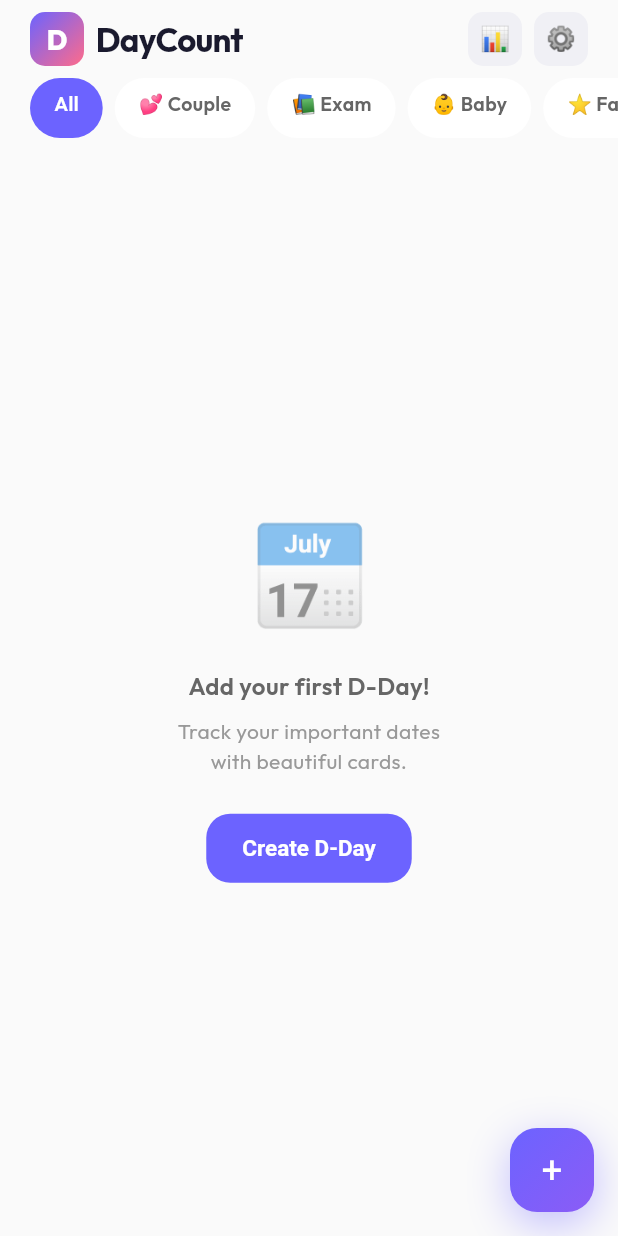
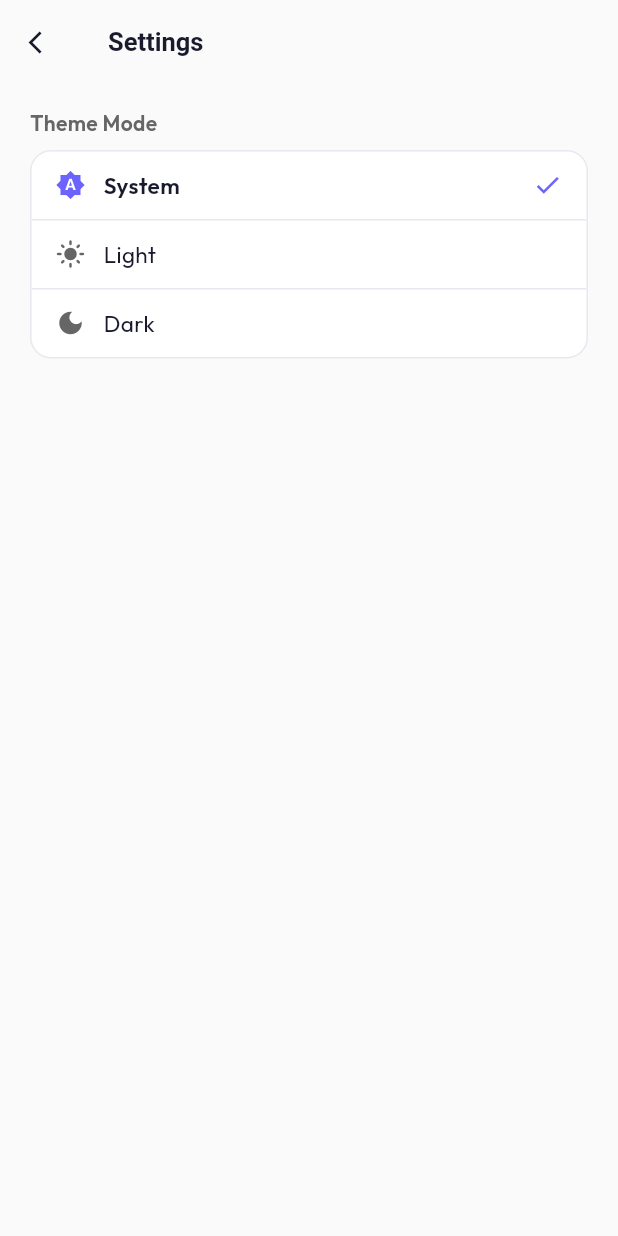
Before and after one commit to JayPark-8012/DayCount, a Flutter app: the HomeScreen screen opened directly, after a tap on an icon or button, on a phone screen of 412 x 824 dp. Run offline on Flutter 3.47's test engine with Material 3 defaults, Android fonts, the phone set to English and light mode, and no system bars; our stand-ins replace emoji_picker_flutter, flutter_riverpod, google_fonts, sqflite, sqflite_common_ffi_web; accounts and stored records are empty.

```diff
--- a/lib/features/home/home_screen.dart
+++ b/lib/features/home/home_screen.dart
@@ -8,6 +8,7 @@ import '../../providers/filter_providers.dart';
 import 'widgets/dday_card.dart';
 import 'widgets/empty_state.dart';
 import '../dday_form/form_screen.dart';
+import '../settings/settings_screen.dart';
 import 'widgets/filter_chips.dart';
 
 class HomeScreen extends ConsumerWidget {
@@ -80,9 +81,7 @@ class HomeScreen extends ConsumerWidget {
                   _AppBarIconButton(
                     icon: '\u{2699}\u{FE0F}',
                     isDark: isDark,
-                    onTap: () {
-                      // TODO(T-settings): Navigate to settings
-                    },
+                    onTap: () => _navigateToSettings(context),
                   ),
                 ],
               ),
@@ -180,6 +179,13 @@ class HomeScreen extends ConsumerWidget {
     );
   }
 
+  void _navigateToSettings(BuildContext context) {
+    Navigator.push(
+      context,
+      MaterialPageRoute(builder: (_) => const SettingsScreen()),
+    );
+  }
+
   void _navigateToDetail(BuildContext context, int ddayId) {
     // TODO(T-detail): Navigate to DDay detail screen
   }
--- a/lib/features/home/widgets/dday_card.dart
+++ b/lib/features/home/widgets/dday_card.dart
@@ -147,7 +147,7 @@ class _DdayCardState extends State<DdayCard>
                             style: TextStyle(
                               fontSize: 36,
                               fontWeight: FontWeight.w800,
-                              color: theme.textColor,
+                              color: theme.accentColor,
                               letterSpacing: -1.0,
                               height: 1.0,
                             ),
--- /dev/null
+++ b/lib/features/settings/settings_screen.dart
@@ -0,0 +1,208 @@
+import 'package:flutter/material.dart';
+import 'package:flutter_riverpod/flutter_riverpod.dart';
+
+import '../../core/constants/app_colors.dart';
+import '../../core/constants/app_config.dart';
+import '../../l10n/app_localizations.dart';
+import '../../providers/settings_providers.dart';
+
+class SettingsScreen extends ConsumerWidget {
+  const SettingsScreen({super.key});
+
+  @override
+  Widget build(BuildContext context, WidgetRef ref) {
+    final l10n = AppLocalizations.of(context)!;
+    final isDark = Theme.of(context).brightness == Brightness.dark;
+    final themeModeAsync = ref.watch(themeModeProvider);
+    final currentMode = themeModeAsync.valueOrNull ?? ThemeMode.system;
+
+    return Scaffold(
+      backgroundColor:
+          isDark ? AppColors.backgroundDark : AppColors.backgroundLight,
+      appBar: AppBar(
+        backgroundColor: Colors.transparent,
+        elevation: 0,
+        scrolledUnderElevation: 0,
+        leading: IconButton(
+          icon: Icon(
+            Icons.arrow_back_ios,
+            size: 18,
+            color: isDark
+                ? AppColors.textPrimaryDark
+                : AppColors.textPrimaryLight,
+          ),
+          onPressed: () => Navigator.pop(context),
+        ),
+        title: Text(
+          l10n.settings_title,
+          style: TextStyle(
+            fontSize: 17,
+            fontWeight: FontWeight.w700,
+            color: isDark
+                ? AppColors.textPrimaryDark
+                : AppColors.textPrimaryLight,
+          ),
+        ),
+        centerTitle: false,
+      ),
+      body: ListView(
+        padding: const EdgeInsets.symmetric(
+          horizontal: AppConfig.xl,
+          vertical: AppConfig.lg,
+        ),
+        children: [
+          // Theme mode section
+          _SectionLabel(
+            text: l10n.settings_themeMode,
+            isDark: isDark,
+          ),
+          const SizedBox(height: AppConfig.sm),
+          _ThemeModeSelector(
+            currentMode: currentMode,
+            isDark: isDark,
+            l10n: l10n,
+            onChanged: (mode) {
+              ref.read(themeModeProvider.notifier).setThemeMode(mode);
+            },
+          ),
+        ],
+      ),
+    );
+  }
+}
+
+class _SectionLabel extends StatelessWidget {
+  final String text;
+  final bool isDark;
+
+  const _SectionLabel({required this.text, required this.isDark});
+
+  @override
+  Widget build(BuildContext context) {
+    return Text(
+      text,
+      style: TextStyle(
+        fontSize: 14,
+        fontWeight: FontWeight.w600,
+        color: isDark
+            ? AppColors.textSecondaryDark
+            : AppColors.textSecondaryLight,
+      ),
+    );
+  }
+}
+
+class _ThemeModeSelector extends StatelessWidget {
+  final ThemeMode currentMode;
+  final bool isDark;
+  final AppLocalizations l10n;
+  final ValueChanged<ThemeMode> onChanged;
+
+  const _ThemeModeSelector({
+    required this.currentMode,
+    required this.isDark,
+    required this.l10n,
+    required this.onChanged,
+  });
+
+  @override
+  Widget build(BuildContext context) {
+    final options = [
+      (ThemeMode.system, l10n.settings_themeModeSystem, Icons.brightness_auto),
+      (ThemeMode.light, l10n.settings_themeModeLight, Icons.light_mode),
+      (ThemeMode.dark, l10n.settings_themeModeDark, Icons.dark_mode),
+    ];
+
+    return Container(
+      decoration: BoxDecoration(
+        color: isDark ? AppColors.surfaceDark : AppColors.surfaceLight,
+        borderRadius: BorderRadius.circular(AppConfig.milestoneCardRadius),
+        border: Border.all(
+          color: isDark ? AppColors.dividerDark : AppColors.dividerLight,
+        ),
+      ),
+      child: Column(
+        children: [
+          for (var i = 0; i < options.length; i++) ...[
+            if (i > 0)
+              Divider(
+                height: 1,
+                color: isDark ? AppColors.dividerDark : AppColors.dividerLight,
+              ),
+            _ThemeModeOption(
+              mode: options[i].$1,
+              label: options[i].$2,
+              icon: options[i].$3,
+              isSelected: currentMode == options[i].$1,
+              isDark: isDark,
+              onTap: () => onChanged(options[i].$1),
+            ),
+          ],
+        ],
+      ),
+    );
+  }
+}
+
+class _ThemeModeOption extends StatelessWidget {
+  final ThemeMode mode;
+  final String label;
+  final IconData icon;
+  final bool isSelected;
+  final bool isDark;
+  final VoidCallback onTap;
+
+  const _ThemeModeOption({
+    required this.mode,
+    required this.label,
+    required this.icon,
+    required this.isSelected,
+    required this.isDark,
+    required this.onTap,
+  });
+
+  @override
+  Widget build(BuildContext context) {
+    return InkWell(
+      onTap: onTap,
+      child: Padding(
+        padding: const EdgeInsets.symmetric(
+          horizontal: AppConfig.lg,
+          vertical: AppConfig.md,
+        ),
+        child: Row(
+          children: [
+            Icon(
+              icon,
+              size: 20,
+              color: isSelected
+                  ? AppColors.primaryColor
+                  : isDark
+                      ? AppColors.textSecondaryDark
+                      : AppColors.textSecondaryLight,
+            ),
+            const SizedBox(width: AppConfig.md),
+            Expanded(
+              child: Text(
+                label,
+                style: TextStyle(
+                  fontSize: 15,
+                  fontWeight: isSelected ? FontWeight.w600 : FontWeight.w400,
+                  color: isDark
+                      ? AppColors.textPrimaryDark
+                      : AppColors.textPrimaryLight,
+                ),
+              ),
+            ),
+            if (isSelected)
+              const Icon(
+                Icons.check,
+                size: 20,
+                color: AppColors.primaryColor,
+              ),
+          ],
+        ),
+      ),
+    );
+  }
+}
--- a/lib/l10n/app_en.arb
+++ b/lib/l10n/app_en.arb
@@ -58,5 +58,11 @@
   "onboarding_desc3": "See all your D-Days and\nmilestones at a glance",
   "onboarding_next": "Next",
   "onboarding_getStarted": "Get Started",
-  "onboarding_skip": "Skip"
+  "onboarding_skip": "Skip",
+
+  "settings_title": "Settings",
+  "settings_themeMode": "Theme Mode",
+  "settings_themeModeSystem": "System",
+  "settings_themeModeLight": "Light",
+  "settings_themeModeDark": "Dark"
 }
--- a/lib/l10n/app_ko.arb
+++ b/lib/l10n/app_ko.arb
@@ -58,5 +58,11 @@
   "onboarding_desc3": "모든 D-Day와 마일스톤을\n한눈에 확인하세요",
   "onboarding_next": "다음",
   "onboarding_getStarted": "시작하기",
-  "onboarding_skip": "건너뛰기"
+  "onboarding_skip": "건너뛰기",
+
+  "settings_title": "설정",
+  "settings_themeMode": "테마 모드",
+  "settings_themeModeSystem": "시스템",
+  "settings_themeModeLight": "라이트",
+  "settings_themeModeDark": "다크"
 }
--- a/lib/l10n/app_localizations.dart
+++ b/lib/l10n/app_localizations.dart
@@ -373,6 +373,36 @@ abstract class AppLocalizations {
   /// In en, this message translates to:
   /// **'Skip'**
   String get onboarding_skip;
+
+  /// No description provided for @settings_title.
+  ///
+  /// In en, this message translates to:
+  /// **'Settings'**
+  String get settings_title;
+
+  /// No description provided for @settings_themeMode.
+  ///
+  /// In en, this message translates to:
+  /// **'Theme Mode'**
+  String get settings_themeMode;
+
+  /// No description provided for @settings_themeModeSystem.
+  ///
+  /// In en, this message translates to:
+  /// **'System'**
+  String get settings_themeModeSystem;
+
+  /// No description provided for @settings_themeModeLight.
+  ///
+  /// In en, this message translates to:
+  /// **'Light'**
+  String get settings_themeModeLight;
+
+  /// No description provided for @settings_themeModeDark.
+  ///
+  /// In en, this message translates to:
+  /// **'Dark'**
+  String get settings_themeModeDark;
 }
 
 class _AppLocalizationsDelegate
--- a/lib/l10n/app_localizations_en.dart
+++ b/lib/l10n/app_localizations_en.dart
@@ -153,4 +153,19 @@ class AppLocalizationsEn extends AppLocalizations {
 
   @override
   String get onboarding_skip => 'Skip';
+
+  @override
+  String get settings_title => 'Settings';
+
+  @override
+  String get settings_themeMode => 'Theme Mode';
+
+  @override
+  String get settings_themeModeSystem => 'System';
+
+  @override
+  String get settings_themeModeLight => 'Light';
+
+  @override
+  String get settings_themeModeDark => 'Dark';
 }
--- a/lib/l10n/app_localizations_ko.dart
+++ b/lib/l10n/app_localizations_ko.dart
@@ -149,4 +149,19 @@ class AppLocalizationsKo extends AppLocalizations {
 
   @override
   String get onboarding_skip => '건너뛰기';
+
+  @override
+  String get settings_title => '설정';
+
+  @override
+  String get settings_themeMode => '테마 모드';
+
+  @override
+  String get settings_themeModeSystem => '시스템';
+
+  @override
+  String get settings_themeModeLight => '라이트';
+
+  @override
+  String get settings_themeModeDark => '다크';
 }
```
